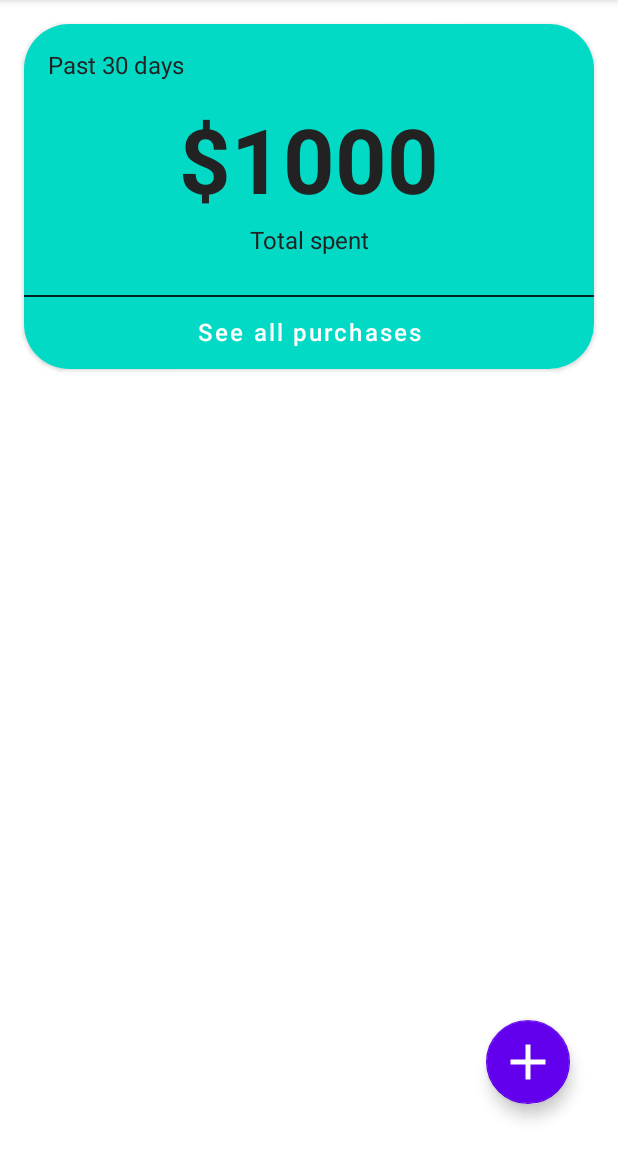
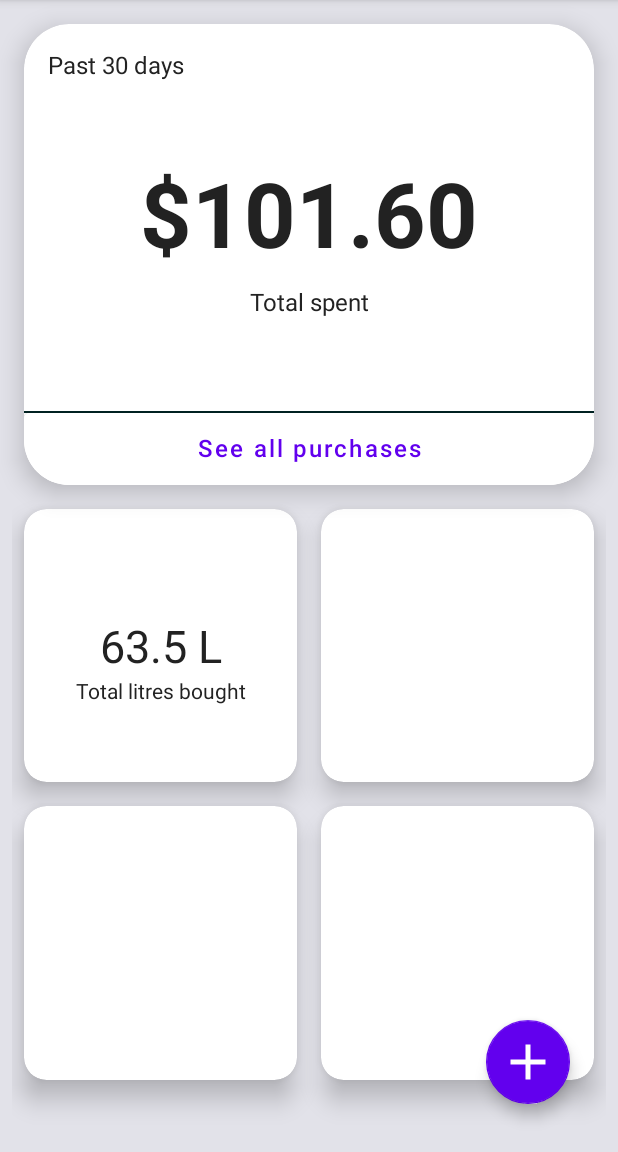
Before and after one commit to MobileAppDevGroup22/COMP4200-Group22-Project, an Android app: the MainActivity screen opened directly, with no data from a screen before it, on a phone screen of 412 x 824 dp, the part 84-1236 px from its top. Run offline under Robolectric (Android 15) with nearby library versions, the phone set to English and light mode, and no system bars.

Commit message:
added grid view to show stats

```diff
--- a/GasTracker/app/build.gradle
+++ b/GasTracker/app/build.gradle
@@ -38,6 +38,7 @@ dependencies {
     implementation 'androidx.annotation:annotation:1.2.0'
     implementation 'androidx.lifecycle:lifecycle-livedata-ktx:2.3.1'
     implementation 'androidx.lifecycle:lifecycle-viewmodel-ktx:2.3.1'
+    implementation 'androidx.gridlayout:gridlayout:1.0.0'
     testImplementation 'junit:junit:4.13.2'
     androidTestImplementation 'androidx.test.ext:junit:1.1.3'
     androidTestImplementation 'androidx.test.espresso:espresso-core:3.4.0'
--- a/GasTracker/app/src/main/AndroidManifest.xml
+++ b/GasTracker/app/src/main/AndroidManifest.xml
@@ -9,9 +9,6 @@
         android:roundIcon="@mipmap/ic_launcher_round"
         android:supportsRtl="true"
         android:theme="@style/Theme.GasTracker">
-        <activity
-            android:name=".PurchasesActivity"
-            android:exported="false" />
         <activity
             android:name=".MainActivity"
             android:exported="false" />
--- a/GasTracker/app/src/main/res/layout/activity_main.xml
+++ b/GasTracker/app/src/main/res/layout/activity_main.xml
@@ -4,6 +4,7 @@
     xmlns:tools="http://schemas.android.com/tools"
     android:layout_width="match_parent"
     android:layout_height="match_parent"
+    android:background="@color/material_dynamic_neutral90"
     tools:context=".MainActivity">
 
 
@@ -23,20 +24,23 @@
         app:tint="@color/design_default_color_background" />
 
     <androidx.cardview.widget.CardView
+        android:id="@+id/cardView"
         android:layout_width="match_parent"
-        android:layout_height="230dp"
+        android:layout_height="0dp"
+        app:layout_constraintHeight_percent="0.4"
         android:layout_marginStart="16dp"
         android:layout_marginTop="16dp"
         android:layout_marginEnd="16dp"
         app:cardCornerRadius="30dp"
+        app:cardElevation="10dp"
+        app:cardMaxElevation="10dp"
         app:layout_constraintEnd_toEndOf="parent"
         app:layout_constraintStart_toStartOf="parent"
         app:layout_constraintTop_toTopOf="parent">
 
         <androidx.constraintlayout.widget.ConstraintLayout
             android:layout_width="match_parent"
-            android:layout_height="match_parent"
-            android:background="@color/design_default_color_secondary">
+            android:layout_height="match_parent">
 
             <TextView
                 android:id="@+id/textView_past30Days"
@@ -51,11 +55,11 @@
 
             <TextView
                 android:id="@+id/textView_totalSpentDisplay"
-                android:layout_width="343dp"
-                android:layout_height="75dp"
+                android:layout_width="wrap_content"
+                android:layout_height="wrap_content"
                 android:layout_marginBottom="8dp"
                 android:gravity="center"
-                android:text="$1000"
+                android:text="$101.60"
                 android:textSize="60sp"
                 android:textStyle="bold"
                 app:layout_constraintBottom_toBottomOf="@+id/view"
@@ -68,6 +72,7 @@
                 android:layout_width="wrap_content"
                 android:layout_height="wrap_content"
                 android:layout_marginTop="8dp"
+                android:gravity="center"
                 android:text="Total spent"
                 android:textSize="16sp"
                 app:layout_constraintEnd_toEndOf="parent"
@@ -87,10 +92,13 @@
                 android:id="@+id/button_seeAllPurchases"
                 android:layout_width="match_parent"
                 android:layout_height="wrap_content"
-                android:background="@android:color/transparent"
+                android:backgroundTint="@color/design_default_color_background"
+                android:includeFontPadding="false"
+                android:insetTop="0dp"
+                android:insetBottom="0dp"
+                android:text="See all purchases"
                 android:textAllCaps="false"
-                android:includeFontPadding="false"
-                android:text="See all purchases"
+                android:textColor="@color/design_default_color_primary"
                 android:textSize="16sp"
                 app:layout_constraintBottom_toBottomOf="parent"
                 app:layout_constraintEnd_toEndOf="parent"
@@ -98,4 +106,98 @@
         </androidx.constraintlayout.widget.ConstraintLayout>
     </androidx.cardview.widget.CardView>
 
+    <androidx.gridlayout.widget.GridLayout
+        android:layout_width="0dp"
+        android:layout_height="0dp"
+        android:layout_margin="8dp"
+        android:layout_marginTop="16dp"
+        app:columnCount="2"
+        app:layout_constraintBottom_toBottomOf="parent"
+        app:layout_constraintEnd_toEndOf="parent"
+        app:layout_constraintStart_toStartOf="parent"
+        app:layout_constraintTop_toBottomOf="@+id/cardView"
+        app:rowCount="2">
+
+        <androidx.cardview.widget.CardView
+            android:layout_width="0dp"
+            android:layout_height="0dp"
+            android:layout_margin="8dp"
+            app:cardCornerRadius="15dp"
+            app:cardElevation="10dp"
+            app:layout_columnWeight="1"
+            app:layout_rowWeight="1">
+
+            <androidx.constraintlayout.widget.ConstraintLayout
+                android:layout_width="match_parent"
+                android:layout_height="match_parent">
+
+                <TextView
+                    android:id="@+id/textView5"
+                    android:layout_width="wrap_content"
+                    android:layout_height="wrap_content"
+                    android:text="63.5 L"
+                    android:textSize="30sp"
+                    app:layout_constraintBottom_toBottomOf="parent"
+                    app:layout_constraintEnd_toEndOf="parent"
+                    app:layout_constraintStart_toStartOf="parent"
+                    app:layout_constraintTop_toTopOf="parent" />
+
+                <TextView
+                    android:id="@+id/textView6"
+                    android:layout_width="wrap_content"
+                    android:layout_height="wrap_content"
+                    android:text="Total litres bought"
+                    app:layout_constraintEnd_toEndOf="parent"
+                    app:layout_constraintStart_toStartOf="parent"
+                    app:layout_constraintTop_toBottomOf="@+id/textView5" />
+            </androidx.constraintlayout.widget.ConstraintLayout>
+        </androidx.cardview.widget.CardView>
+
+        <androidx.cardview.widget.CardView
+            android:layout_width="0dp"
+            android:layout_height="0dp"
+            android:layout_margin="8dp"
+            app:cardCornerRadius="15dp"
+            app:cardElevation="10dp"
+            app:layout_columnWeight="1"
+            app:layout_rowWeight="1">
+
+            <androidx.constraintlayout.widget.ConstraintLayout
+                android:layout_width="match_parent"
+                android:layout_height="match_parent"></androidx.constraintlayout.widget.ConstraintLayout>
+        </androidx.cardview.widget.CardView>
+
+        <androidx.cardview.widget.CardView
+            android:layout_width="0dp"
+            android:layout_height="0dp"
+            android:layout_margin="8dp"
+            android:layout_marginBottom="40dp"
+            app:cardCornerRadius="15dp"
+            app:cardElevation="10dp"
+            app:layout_columnWeight="1"
+            app:layout_rowWeight="1">
+
+            <androidx.constraintlayout.widget.ConstraintLayout
+                android:layout_width="match_parent"
+                android:layout_height="match_parent"></androidx.constraintlayout.widget.ConstraintLayout>
+        </androidx.cardview.widget.CardView>
+
+        <androidx.cardview.widget.CardView
+            android:layout_width="0dp"
+            android:layout_height="0dp"
+            android:layout_margin="8dp"
+            android:layout_marginBottom="40dp"
+            app:cardCornerRadius="15dp"
+            app:cardElevation="10dp"
+            app:layout_columnWeight="1"
+            app:layout_rowWeight="1">
+
+            <androidx.constraintlayout.widget.ConstraintLayout
+                android:layout_width="match_parent"
+                android:layout_height="match_parent"></androidx.constraintlayout.widget.ConstraintLayout>
+        </androidx.cardview.widget.CardView>
+
+    </androidx.gridlayout.widget.GridLayout>
+
+
 </androidx.constraintlayout.widget.ConstraintLayout>
```
Also changed, not shown: GasTracker/app/src/main/java/group22/gastracker/PurchasesActivity.java (deleted, +0 -14 lines), GasTracker/app/src/main/res/layout/activity_purchases.xml (deleted, +0 -12 lines), GasTracker/app/src/main/res/layout/infocard_layout.xml (added, +42 -0 lines).
